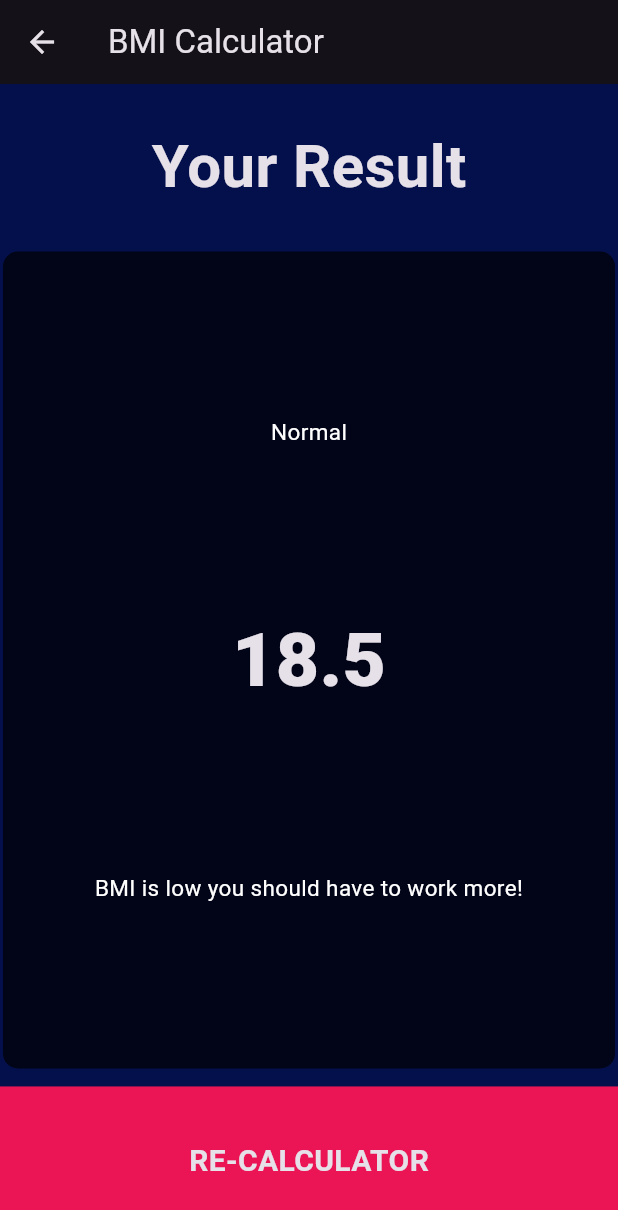
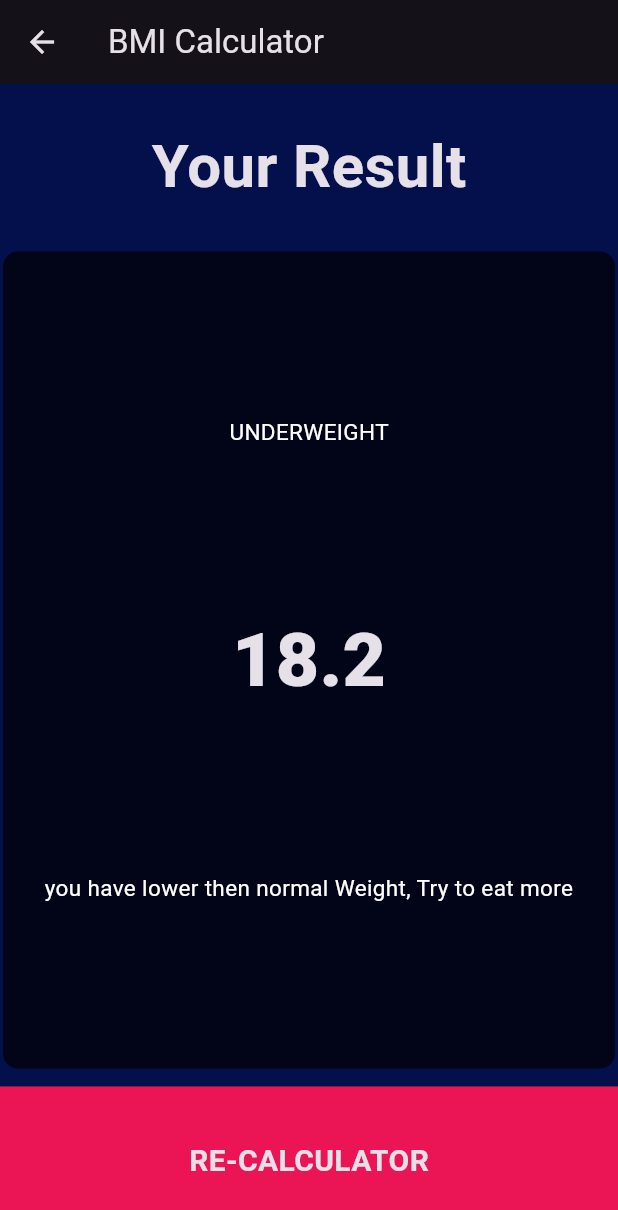
Before and after one commit to Ad33lHub/SP23-BSE-013-Muhammad-Adeel, a Flutter app: the screen it shows after launch, after a tap on "CALCULATOR", on a phone screen of 412 x 824 dp. Shown: the top 1210 px of the screen. Run offline on Flutter 3.47's test engine with Material 3 defaults, Android fonts, the light colour scheme and no system bars; our stand-ins replace csv, flutter_colorpicker, flutter_local_notifications, font_awesome_flutter, google_fonts, image_picker and 6 more; accounts and stored records are empty.

Commit message:
Flutter in Urdu |Final Video BMI Calculator Complete Last Lecture

```diff
--- a/bmi/lib/ResultFile.dart
+++ b/bmi/lib/ResultFile.dart
@@ -1,11 +1,17 @@
 import 'package:flutter/material.dart';
 import 'package:bmi/ConstantFile.dart';
-
 import 'ContainerClass.dart';
 import 'input_page.dart';
 
 class ResultScreen extends StatelessWidget {
-  const ResultScreen({super.key});
+  ResultScreen(
+      {required this.bmiResult,
+        required this.resultText,
+        required this.interpretation});
+  String bmiResult;
+  String resultText;
+  String interpretation;
+
 
   @override
   Widget build(BuildContext context) {
@@ -36,15 +42,15 @@ class ResultScreen extends StatelessWidget {
                 crossAxisAlignment: CrossAxisAlignment.center,
                 children: <Widget>[
                   Text(
-                    'Normal',
+                    resultText.toUpperCase(),
                     style: klabelstyle,
                   ),
                   Text(
-                    '18.5',
+                    bmiResult,
                     style: KNormalNumberStyle,
                   ),
                   Text(
-                    'BMI is low you should have to work more!',
+                    interpretation,
                     textAlign: TextAlign.center,
                     style: klabelstyle,
                   ),
--- /dev/null
+++ b/bmi/lib/calculateFile.dart
@@ -0,0 +1,39 @@
+import 'dart:math';
+
+class CalculatorBrain{
+  CalculatorBrain({required this.height, required this.weight}): _bmi = weight/ pow(height/100, 2);
+  final int height;
+  final int weight;
+
+  final double _bmi;
+
+  String calculateBMI(){
+    return _bmi.toStringAsFixed(1);
+  }
+  String getResult(){
+    if(_bmi >= 25) {
+      return 'Overweight';
+    }
+    else if(_bmi > 18.5){
+      return 'Normal';
+    }
+    else{
+      return 'Underweight';
+
+    }
+  }
+
+  String getInterpretation(){
+    if(_bmi >= 25) {
+      return 'you have higher then normal Weight, Try to excersise more';
+    }
+    else if(_bmi > 18.5) {
+      return 'you have normal Weight, Good Job';
+    }
+    else{
+      return 'you have lower then normal Weight, Try to eat more';
+    }
+
+  }
+
+}
--- a/bmi/lib/input_page.dart
+++ b/bmi/lib/input_page.dart
@@ -6,6 +6,7 @@ import 'package:font_awesome_flutter/font_awesome_flutter.dart';
 import 'ContainerClass.dart';
 import 'ResultFile.dart';
 import 'icontext.dart';
+import 'calculateFile.dart';
 
 // ignore: use_key_in_widget_constructors
 class InputPage extends StatefulWidget {
@@ -195,9 +196,14 @@ class _InputPageState extends State<InputPage> {
           ),
           GestureDetector(
             onTap: () {
+              CalculatorBrain calc = CalculatorBrain(height: sliderHight, weight: sliderWeight);
               Navigator.push(
                 context,
-                MaterialPageRoute(builder: (context) => ResultScreen()),
+                MaterialPageRoute(builder: (context) => ResultScreen(
+                  bmiResult: calc.calculateBMI(),
+                  resultText: calc.getResult(),
+                  interpretation: calc.getInterpretation(),
+                )),
               );
             },
             child: Container(
```
